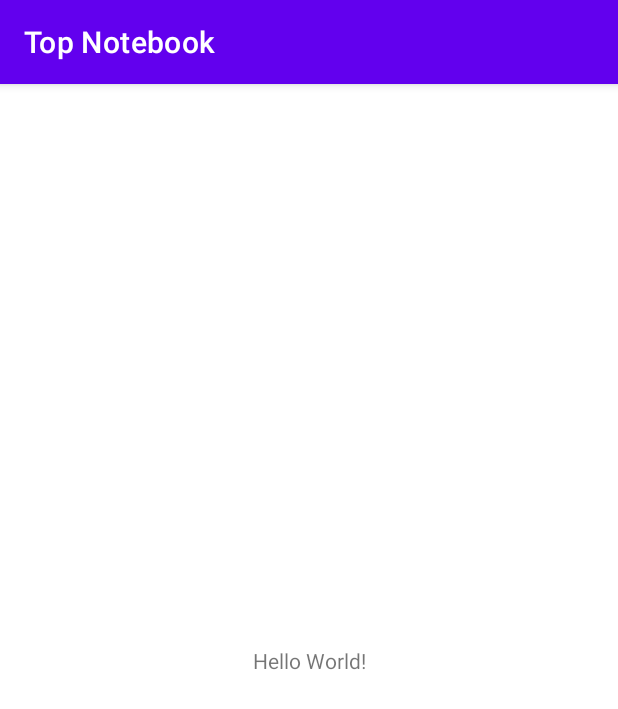
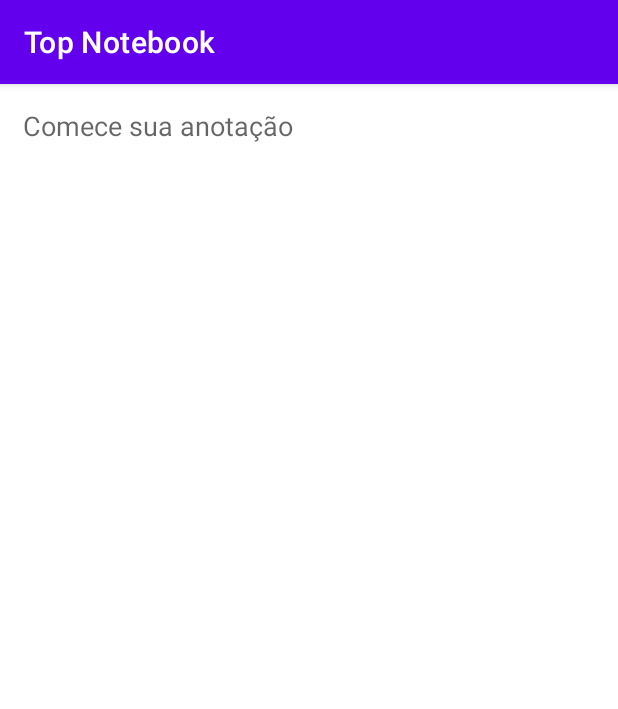
Before and after one commit to EnriqueIzel2/Top_Notebook, an Android app: the screen it shows after launch (MainActivity), on a phone screen of 412 x 824 dp. Shown: the top 709 px of the screen. Run offline under Robolectric (Android 15) with nearby library versions, the phone set to English and light mode, and no system bars.

Commit message:
feat: add EditText component

```diff
--- a/app/src/main/res/layout/activity_main.xml
+++ b/app/src/main/res/layout/activity_main.xml
@@ -6,10 +6,19 @@
     android:layout_height="match_parent"
     tools:context=".MainActivity">
 
-    <TextView
-        android:layout_width="wrap_content"
-        android:layout_height="wrap_content"
-        android:text="Hello World!"
+    <EditText
+        android:id="@+id/edit_annotation"
+        android:layout_width="match_parent"
+        android:layout_height="match_parent"
+        android:background="@color/white"
+        android:gravity="start"
+        android:hint="Comece sua anotação"
+        android:inputType="textMultiLine"
+        android:padding="15dp"
+        android:singleLine="false"
+        android:text=""
+        android:textColor="@color/black"
+        android:textSize="18sp"
         app:layout_constraintBottom_toBottomOf="parent"
         app:layout_constraintEnd_toEndOf="parent"
         app:layout_constraintStart_toStartOf="parent"
```
